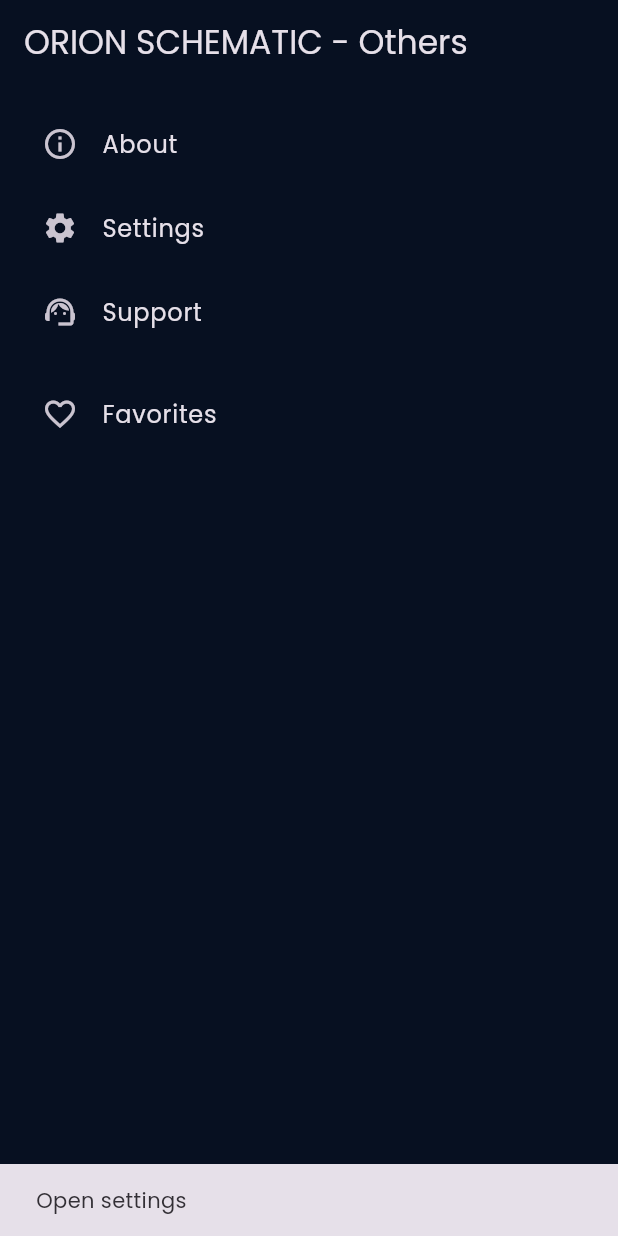
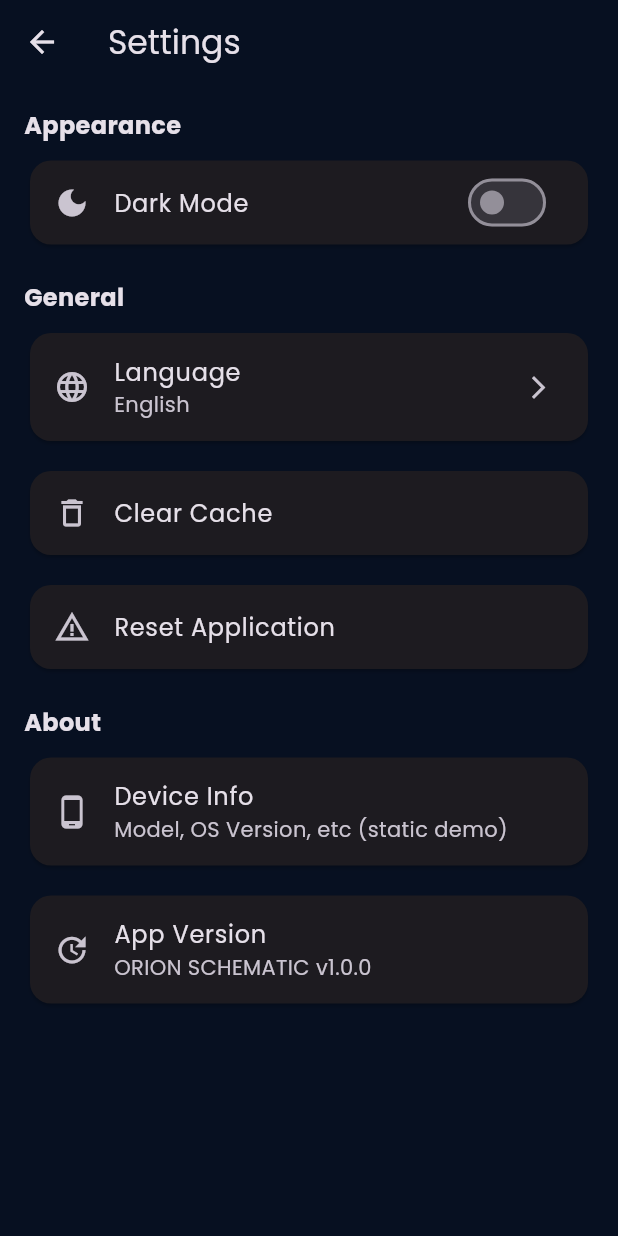
Before and after one commit to arielgarizky-stack/aplikasi-android-orion, a Flutter app: the OthersPage screen opened directly, after a tap on "Settings", on a phone screen of 412 x 824 dp. Run offline on Flutter 3.47's test engine with Material 3 defaults, Android fonts, the phone set to English and light mode, and no system bars; our stand-ins replace flutter_svg, font_awesome_flutter, google_fonts, image_picker, shared_preferences, youtube_player_flutter; missing offline and left inert: syncfusion_flutter_pdfviewer; accounts and stored records are empty; statements that could not run were skipped; project files that could hold a hidden picture were left out.

Commit message:
initial commit

```diff
--- a/lib/pages/others_page.dart
+++ b/lib/pages/others_page.dart
@@ -1,53 +1,163 @@
 import 'package:flutter/material.dart';
-
-/* ---------------- Others Page ---------------- */
+import 'package:orionschematic/pages/about_page.dart';
+import 'package:orionschematic/pages/settings_page.dart';
+import 'dart:ui';
 
 class OthersPage extends StatelessWidget {
   const OthersPage({super.key});
 
+  Widget buildSectionCard({
+    required BuildContext context,
+    required IconData icon,
+    required String title,
+    required VoidCallback onTap,
+  }) {
+    final isDark = Theme.of(context).brightness == Brightness.dark;
+
+    return Container(
+      margin: const EdgeInsets.symmetric(vertical: 8),
+      decoration: BoxDecoration(
+        borderRadius: BorderRadius.circular(18),
+        color: isDark ? Colors.white.withOpacity(0.06) : Colors.black.withOpacity(0.04),
+        border: Border.all(
+          color: isDark ? Colors.white24 : Colors.black12,
+          width: 1,
+        ),
+        boxShadow: [
+          BoxShadow(
+            color: isDark
+                ? Colors.cyanAccent.withOpacity(0.08)
+                : Colors.deepOrange.withOpacity(0.15),
+            blurRadius: 18,
+            offset: const Offset(0, 4),
+          ),
+        ],
+      ),
+      child: ClipRRect(
+        borderRadius: BorderRadius.circular(18),
+        child: BackdropFilter(
+          filter: ImageFilter.blur(sigmaX: 8, sigmaY: 8),
+          child: ListTile(
+            leading: Icon(
+              icon,
+              size: 30,
+              color: isDark ? Colors.cyanAccent : Colors.deepOrange,
+            ),
+            title: Text(
+              title,
+              style: TextStyle(
+                fontSize: 16,
+                fontWeight: FontWeight.w600,
+                color: isDark ? Colors.white : Colors.black87,
+              ),
+            ),
+            trailing: Icon(
+              Icons.chevron_right_rounded,
+              size: 26,
+              color: isDark ? Colors.white70 : Colors.black54,
+            ),
+            onTap: onTap,
+          ),
+        ),
+      ),
+    );
+  }
+
   @override
   Widget build(BuildContext context) {
+    final isDark = Theme.of(context).brightness == Brightness.dark;
+
     return Scaffold(
       appBar: AppBar(
-        title: const Text('ORION SCHEMATIC - Others'),
-        automaticallyImplyLeading: false,
-      ), // ✅ Branding
-      body: ListView(
-        padding: const EdgeInsets.all(12),
+        title: const Text("Others"),
+        centerTitle: true,
+        elevation: 0,
+      ),
+
+      body: Padding(
+        padding: const EdgeInsets.all(14),
+        child: Column(
+          crossAxisAlignment: CrossAxisAlignment.start,
           children: [
-          ListTile(
-            leading: const Icon(Icons.info_outline),
-            title: const Text('About'),
-            onTap: () => showAboutDialog(
-              context: context,
-              applicationName: 'ORION SCHEMATIC',
-              applicationVersion: '1.0.0',
-              children: const [Text('Demo app built with Flutter.')],
+
+            // HEADER FUTURISTIK
+            Container(
+              width: double.infinity,
+              padding: const EdgeInsets.all(18),
+              decoration: BoxDecoration(
+                borderRadius: BorderRadius.circular(20),
+                gradient: LinearGradient(
+                  colors: isDark
+                      ? [Colors.cyanAccent.withOpacity(0.25), Colors.transparent]
+                      : [Colors.deepOrange.withOpacity(0.35), Colors.transparent],
+                  begin: Alignment.topLeft,
+                  end: Alignment.bottomRight,
                 ),
               ),
-          ListTile(
-            leading: const Icon(Icons.settings),
-            title: const Text('Settings'),
-            onTap: () => ScaffoldMessenger.of(
+              child: Text(
+                "Control Panel",
+                style: TextStyle(
+                  fontSize: 22,
+                  fontWeight: FontWeight.bold,
+                  color: isDark ? Colors.cyanAccent : Colors.deepOrange,
+                ),
+              ),
+            ),
+            const SizedBox(height: 16),
+
+            // LIST SECTION
+            Expanded(
+              child: SingleChildScrollView(
+                child: Column(
+                  children: [
+                    buildSectionCard(
+                      context: context,
+                      icon: Icons.info_outline_rounded,
+                      title: "About",
+                      onTap: () {
+                        Navigator.push(
                           context,
-            ).showSnackBar(const SnackBar(content: Text('Open settings'))),
+                          MaterialPageRoute(builder: (_) => const AboutPage()),
+                        );
+                      },
                     ),
-          ListTile(
-            leading: const Icon(Icons.support_agent),
-            title: const Text('Support'),
-            onTap: () => ScaffoldMessenger.of(
+                    buildSectionCard(
+                      context: context,
+                      icon: Icons.settings_rounded,
+                      title: "Settings",
+                      onTap: () {
+                        Navigator.push(
                           context,
-            ).showSnackBar(const SnackBar(content: Text('Contact support'))),
+                          MaterialPageRoute(builder: (_) => const SettingsPage()),
+                        );
+                      },
                     ),
-          const SizedBox(height: 12),
-          ListTile(
-            leading: const Icon(Icons.favorite_border),
-            title: const Text('Favorites'),
-            onTap: () => ScaffoldMessenger.of(
-              context,
-            ).showSnackBar(const SnackBar(content: Text('Favorites'))),
+                    buildSectionCard(
+                      context: context,
+                      icon: Icons.support_agent_rounded,
+                      title: "Support",
+                      onTap: () {
+                        ScaffoldMessenger.of(context).showSnackBar(
+                          const SnackBar(content: Text("Contact support")),
+                        );
+                      },
+                    ),
+                    buildSectionCard(
+                      context: context,
+                      icon: Icons.favorite_outline_rounded,
+                      title: "Favorites",
+                      onTap: () {
+                        ScaffoldMessenger.of(context).showSnackBar(
+                          const SnackBar(content: Text("Favorites")),
+                        );
+                      },
                     ),
                   ],
+                ),
+              ),
+            ),
+          ],
+        ),
       ),
     );
   }
--- /dev/null
+++ b/lib/pages/settings_page.dart
@@ -0,0 +1,172 @@
+import 'package:flutter/material.dart';
+import 'package:shared_preferences/shared_preferences.dart';
+
+class SettingsPage extends StatefulWidget {
+  const SettingsPage({super.key});
+
+  @override
+  State<SettingsPage> createState() => _SettingsPageState();
+}
+
+class _SettingsPageState extends State<SettingsPage> {
+  bool isDarkMode = false;
+  String selectedLanguage = "English";
+
+  Future<void> clearCache() async {
+    final prefs = await SharedPreferences.getInstance();
+    await prefs.clear();
+
+    ScaffoldMessenger.of(context).showSnackBar(
+      const SnackBar(content: Text("Cache cleared successfully")),
+    );
+  }
+
+  void resetApp() async {
+    final prefs = await SharedPreferences.getInstance();
+    await prefs.clear();
+
+    ScaffoldMessenger.of(context).showSnackBar(
+      const SnackBar(content: Text("App has been reset")),
+    );
+  }
+
+  @override
+  Widget build(BuildContext context) {
+    return Scaffold(
+      appBar: AppBar(
+        title: const Text("Settings"),
+      ),
+      body: ListView(
+        padding: const EdgeInsets.all(16),
+        children: [
+          const Text(
+            "Appearance",
+            style: TextStyle(fontSize: 16, fontWeight: FontWeight.bold),
+          ),
+
+          const SizedBox(height: 8),
+
+          Card(
+            shape: RoundedRectangleBorder(
+                borderRadius: BorderRadius.circular(14)),
+            child: SwitchListTile(
+              title: const Text("Dark Mode"),
+              secondary: const Icon(Icons.dark_mode),
+              value: isDarkMode,
+              onChanged: (v) {
+                setState(() => isDarkMode = v);
+                ScaffoldMessenger.of(context).showSnackBar(
+                  SnackBar(
+                    content: Text(
+                      "Theme changed to ${v ? "Dark" : "Light"}",
+                    ),
+                  ),
+                );
+              },
+            ),
+          ),
+
+          const SizedBox(height: 20),
+          const Text(
+            "General",
+            style: TextStyle(fontSize: 16, fontWeight: FontWeight.bold),
+          ),
+          const SizedBox(height: 8),
+
+          Card(
+            shape: RoundedRectangleBorder(
+                borderRadius: BorderRadius.circular(14)),
+            child: ListTile(
+              leading: const Icon(Icons.language),
+              title: const Text("Language"),
+              subtitle: Text(selectedLanguage),
+              trailing: const Icon(Icons.arrow_forward_ios, size: 18),
+              onTap: () {
+                showModalBottomSheet(
+                  context: context,
+                  shape: const RoundedRectangleBorder(
+                    borderRadius:
+                    BorderRadius.vertical(top: Radius.circular(18)),
+                  ),
+                  builder: (_) => Column(
+                    mainAxisSize: MainAxisSize.min,
+                    children: [
+                      ListTile(
+                        title: const Text("English"),
+                        onTap: () {
+                          setState(() => selectedLanguage = "English");
+                          Navigator.pop(context);
+                        },
+                      ),
+                      ListTile(
+                        title: const Text("Indonesia"),
+                        onTap: () {
+                          setState(() => selectedLanguage = "Indonesia");
+                          Navigator.pop(context);
+                        },
+                      ),
+                    ],
+                  ),
+                );
+              },
+            ),
+          ),
+
+          const SizedBox(height: 12),
+
+          Card(
+            shape: RoundedRectangleBorder(
+                borderRadius: BorderRadius.circular(14)),
+            child: ListTile(
+              leading: const Icon(Icons.delete_outline),
+              title: const Text("Clear Cache"),
+              onTap: clearCache,
+            ),
+          ),
+
+          const SizedBox(height: 12),
+
+          Card(
+            shape: RoundedRectangleBorder(
+                borderRadius: BorderRadius.circular(14)),
+            child: ListTile(
+              leading: const Icon(Icons.warning_amber),
+              title: const Text("Reset Application"),
+              onTap: () => resetApp(),
+            ),
+          ),
+
+          const SizedBox(height: 20),
+          const Text(
+            "About",
+            style: TextStyle(fontSize: 16, fontWeight: FontWeight.bold),
+          ),
+
+          const SizedBox(height: 8),
+
+          Card(
+            shape: RoundedRectangleBorder(
+                borderRadius: BorderRadius.circular(14)),
+            child: ListTile(
+              leading: const Icon(Icons.phone_android),
+              title: const Text("Device Info"),
+              subtitle: Text("Model, OS Version, etc (static demo)"),
+            ),
+          ),
+
+          const SizedBox(height: 12),
+
+          Card(
+            shape: RoundedRectangleBorder(
+                borderRadius: BorderRadius.circular(14)),
+            child: const ListTile(
+              leading: Icon(Icons.update),
+              title: Text("App Version"),
+              subtitle: Text("ORION SCHEMATIC v1.0.0"),
+            ),
+          ),
+        ],
+      ),
+    );
+  }
+}
```
Also changed, not shown: lib/pages/home_page.dart (+9 -7 lines). Lines whose indentation alone changed are shown as unchanged.
